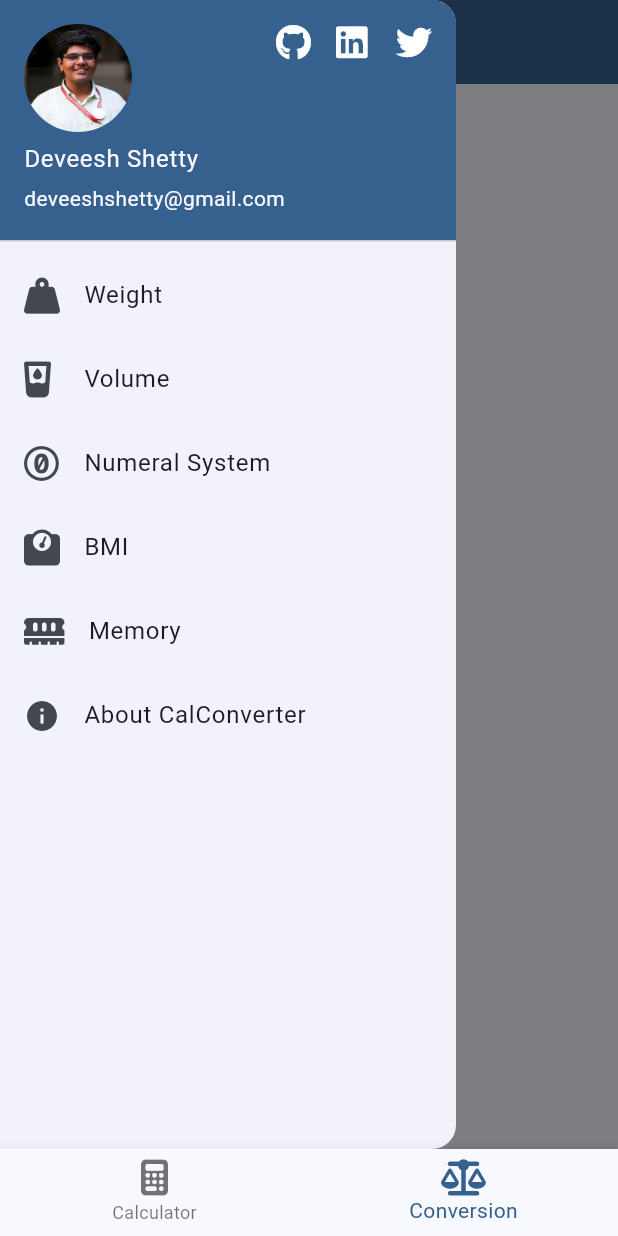
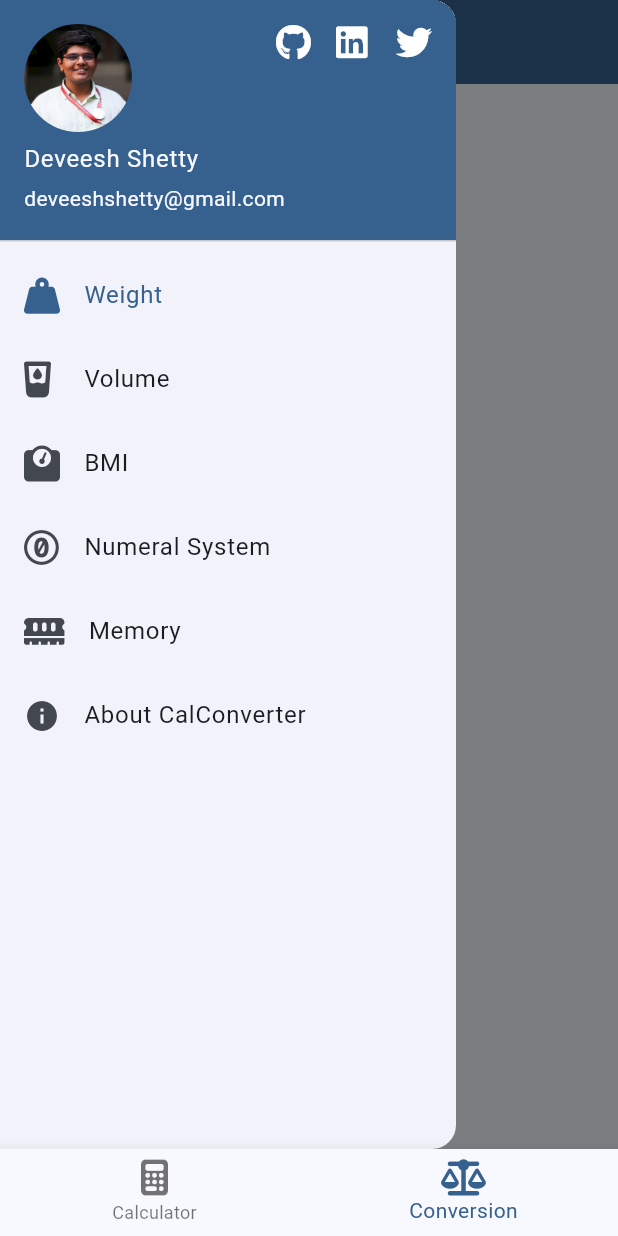
Before and after one commit to Deveesh-Shetty/MathOps, a Flutter app: the screen it shows after launch, with the side drawer open, on a phone screen of 412 x 824 dp. Run offline on Flutter 3.47's test engine with Material 2 defaults, Android fonts, the phone set to English and light mode, and no system bars; our stand-ins replace font_awesome_flutter.

Commit message:
NavigationDrawer is working good, with hover and selection

```diff
--- a/lib/main.dart
+++ b/lib/main.dart
@@ -450,6 +450,8 @@ class _CalculatorState extends State<Calculator> {
 }
 
 class _ConversionState extends State<Conversion> {
+  int selectedIndex = 0;
+
   @override
   Widget build(BuildContext context) {
     var theme = Theme.of(context);
@@ -460,6 +462,7 @@ class _ConversionState extends State<Conversion> {
         title: Text('Converter'),
       ),
       drawer: NavigationDrawer(
+        selectedIndex: selectedIndex,
         children: [
           UserAccountsDrawerHeader(
             accountEmail: Text('deveeshshetty@gmail.com'),
@@ -486,37 +489,51 @@ class _ConversionState extends State<Conversion> {
             otherAccountsPicturesSize: Size(24, 24),
           ),
           ListTile(
-            hoverColor: theme.colorScheme.background,
+            onTap: () => setState(() {
+              selectedIndex = 0;
+            }),
             leading: FaIcon(FontAwesomeIcons.weightHanging),
+            selected: selectedIndex == 0,
             title: Text('Weight'),
           ),
           ListTile(
+            onTap: () => setState(() {
+              selectedIndex = 1;
+            }),
+            selected: selectedIndex == 1,
             leading: FaIcon(FontAwesomeIcons.glassWaterDroplet),
             title: Text('Volume'),
           ),
           ListTile(
+            onTap: () => setState(() {
+              selectedIndex = 2;
+            }),
+            selected: selectedIndex == 2,
+            leading: FaIcon(FontAwesomeIcons.weightScale),
+            title: Text('BMI'),
+          ),
+          ListTile(
+            onTap: () => setState(() {
+              selectedIndex = 3;
+            }),
+            selected: selectedIndex == 3,
             leading: FaIcon(FontAwesomeIcons.creativeCommonsZero),
             title: Text('Numeral System'),
           ),
           ListTile(
-            leading: FaIcon(FontAwesomeIcons.weightScale),
-            title: Text('BMI'),
-          ),
-          ListTile(
+            onTap: () => setState(() {
+              selectedIndex = 4;
+            }),
+            selected: selectedIndex == 4,
             leading: FaIcon(FontAwesomeIcons.memory),
             title: Text('Memory'),
           ),
-          Expanded(
-            child: Align(
-              alignment: FractionalOffset.bottomCenter,
-              child: AboutListTile(
-                applicationName: 'CalConverter',
-                icon: Icon(Icons.info),
-                applicationIcon: FaIcon(FontAwesomeIcons.calculator),
-                applicationVersion: '1.0.0',
-                applicationLegalese: '© 2023 Deveesh Shetty',
-              ),
-            ),
+          AboutListTile(
+            applicationName: 'CalConverter',
+            icon: Icon(Icons.info),
+            applicationIcon: FaIcon(FontAwesomeIcons.calculator),
+            applicationVersion: '1.0.0',
+            applicationLegalese: '© 2023 Deveesh Shetty',
           ),
         ],
       ),
```
